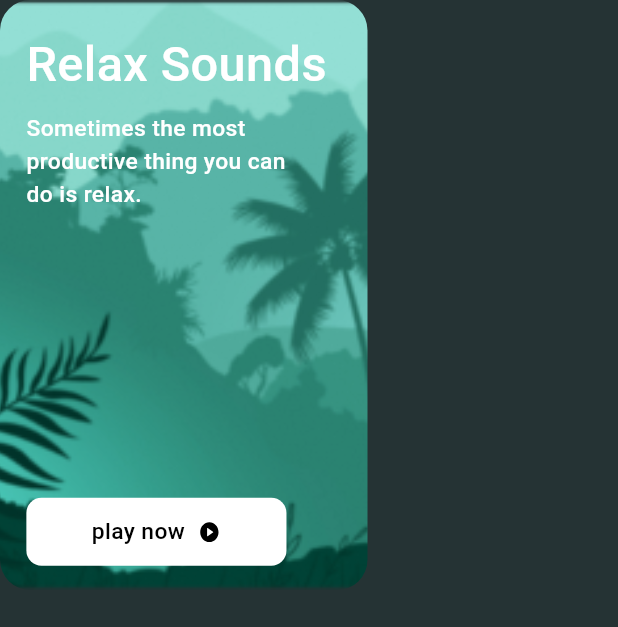
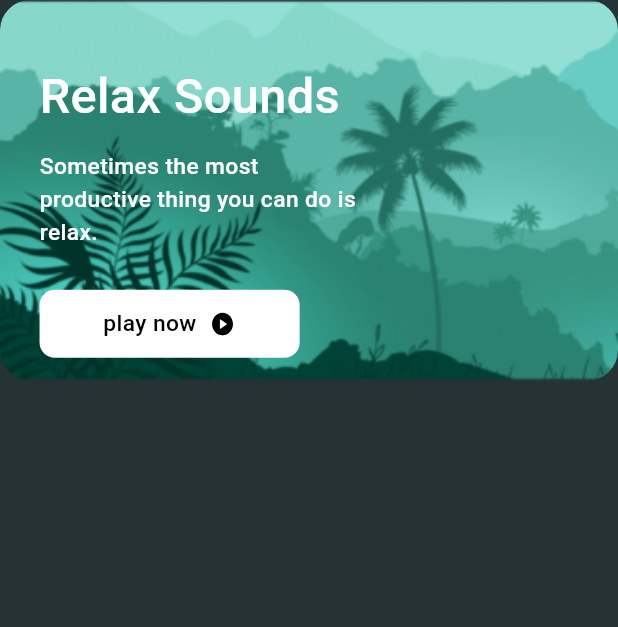
Before and after one commit to mahmoud-elsay/soulsync, a Flutter app: the TrackContainer widget shown alone on an empty page, opened directly, on a phone screen of 412 x 824 dp. Shown: the top 627 px of the screen. Run offline on Flutter 3.47's test engine with Material 3 defaults, Android fonts, the phone set to English and light mode, and no system bars; our stand-ins replace flutter_bloc, flutter_screenutil, flutter_secure_storage, flutter_svg, freezed_annotation, get_it and 4 more; missing offline and left inert: audio_waveforms; accounts and stored records are empty; Roboto replaces fonts that are missing (Alegreya); project files that could hold a hidden picture were left out.

Commit message:
refactor: update layout and styling for LibraryScreen and TrackContainer components

```diff
--- a/lib/features/library/ui/library_screen.dart
+++ b/lib/features/library/ui/library_screen.dart
@@ -6,21 +6,17 @@ import 'package:flutter_screenutil/flutter_screenutil.dart';
 import 'package:soulsync/features/library/ui/widgets/track_item_row.dart';
 import 'package:soulsync/features/library/ui/widgets/track_container.dart';
 
-
 class LibraryScreen extends StatelessWidget {
   const LibraryScreen({super.key});
 
   @override
   Widget build(BuildContext context) {
     return Scaffold(
-
       body: SafeArea(
         child: CustomScrollView(
           slivers: [
             // App Top Bar
-            SliverToBoxAdapter(
-              child: const AppTopBar(),
-            ),
+            SliverToBoxAdapter(child: const AppTopBar()),
 
             // Featured Track Container
             SliverToBoxAdapter(
@@ -50,9 +46,7 @@ class LibraryScreen extends StatelessWidget {
             ),
 
             // Bottom spacing for navigation bar
-            SliverToBoxAdapter(
-              child: verticalSpace(100),
-            ),
+            SliverToBoxAdapter(child: verticalSpace(100)),
           ],
         ),
       ),
@@ -65,25 +59,25 @@ class LibraryScreen extends StatelessWidget {
         'title': 'Painting Forest',
         'listeners': '59899 Listening',
         'duration': '20 Min',
-        'image': 'assets/images/painting_forest.png',
+        'image': 'assets/images/track_rectangle.png',
       },
       {
         'title': 'Mountaineers',
         'listeners': '45679 Listening',
         'duration': '15 Min',
-        'image': 'assets/images/mountaineers.png',
+        'image': 'assets/images/track_rectangle.png',
       },
       {
         'title': 'Lovely Deserts',
         'listeners': '9452 Listening',
         'duration': '39 Min',
-        'image': 'assets/images/lovely_deserts.png',
+        'image': 'assets/images/track_rectangle.png',
       },
       {
         'title': 'The Hill Sides',
         'listeners': '56897 Listening',
         'duration': '50 Min',
-        'image': 'assets/images/hill_sides.png',
+        'image': 'assets/images/track_rectangle.png',
       },
     ];
 
--- a/lib/features/library/ui/widgets/track_container.dart
+++ b/lib/features/library/ui/widgets/track_container.dart
@@ -10,8 +10,8 @@ class TrackContainer extends StatelessWidget {
   @override
   Widget build(BuildContext context) {
     return Container(
-      width: 223.w,
-      height: 387.68.h,
+      width: double.infinity,
+      height: 250.h,
       decoration: BoxDecoration(
         borderRadius: BorderRadius.circular(20.r),
         image: const DecorationImage(
@@ -20,24 +20,24 @@ class TrackContainer extends StatelessWidget {
         ),
       ),
       child: Padding(
-        padding: EdgeInsets.only(left: 16.w, top: 20.h),
+        padding: EdgeInsets.all(24.w),
         child: Column(
           crossAxisAlignment: CrossAxisAlignment.start,
           children: [
+            verticalSpace(15),
             Text("Relax Sounds", style: TextStyles.whiteAlegreya32Medium),
-            verticalSpace(8),
+            verticalSpace(12),
             SizedBox(
-              width: 160.w,
+              width: 200.w,
               child: Text(
                 "Sometimes the most productive thing you can do is relax.",
                 style: TextStyles.whiteAlegreyaSans15Medium,
               ),
             ),
-            const Spacer(),
+            verticalSpace(27),
             Container(
               width: 157.82.w,
               height: 44.6.h,
-              margin: EdgeInsets.only(bottom: 16.h),
               decoration: BoxDecoration(
                 color: Colors.white,
                 borderRadius: BorderRadius.circular(10.r),
@@ -45,8 +45,6 @@ class TrackContainer extends StatelessWidget {
               child: InkWell(
                 borderRadius: BorderRadius.circular(10.r),
                 onTap: () {},
-                child: Padding(
-                  padding: EdgeInsets.symmetric(horizontal: 12.w),
                 child: Row(
                   mainAxisAlignment: MainAxisAlignment.center,
                   children: [
@@ -57,11 +55,10 @@ class TrackContainer extends StatelessWidget {
                     horizontalSpace(8),
                     SvgPicture.asset(
                       'assets/svgs/black_play_icon.svg',
-                        width: 14.w,
-                        height: 14.h,
+                      width: 16.w,
+                      height: 16.h,
                     ),
                   ],
-                  ),
                 ),
               ),
             ),
```
Lines whose indentation alone changed are shown as unchanged.
